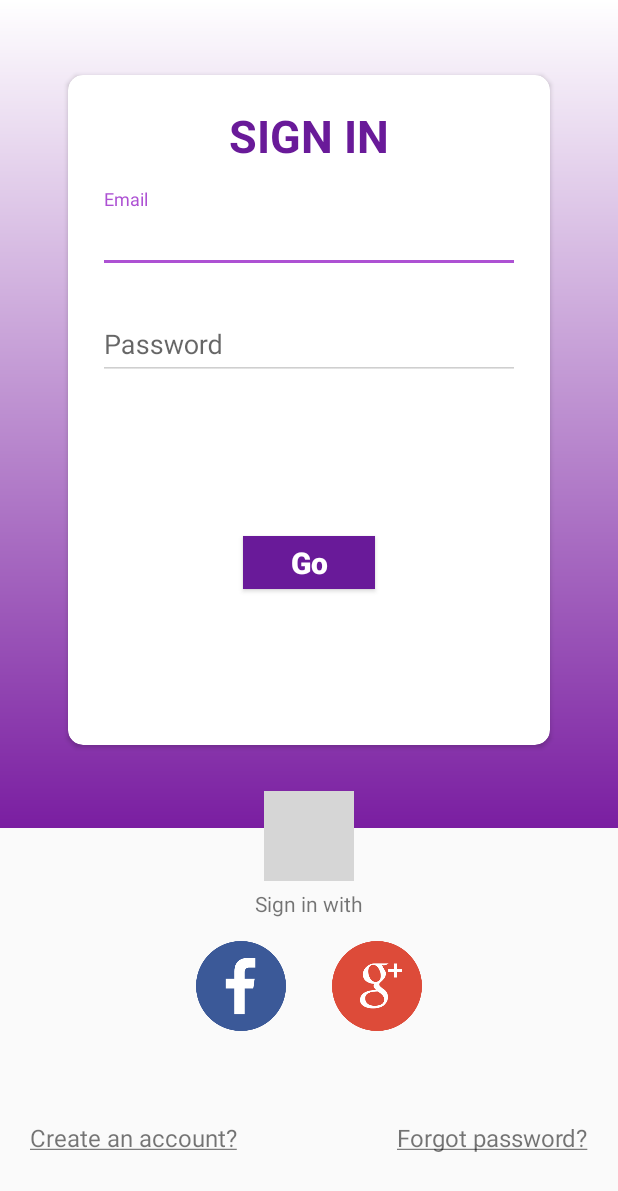
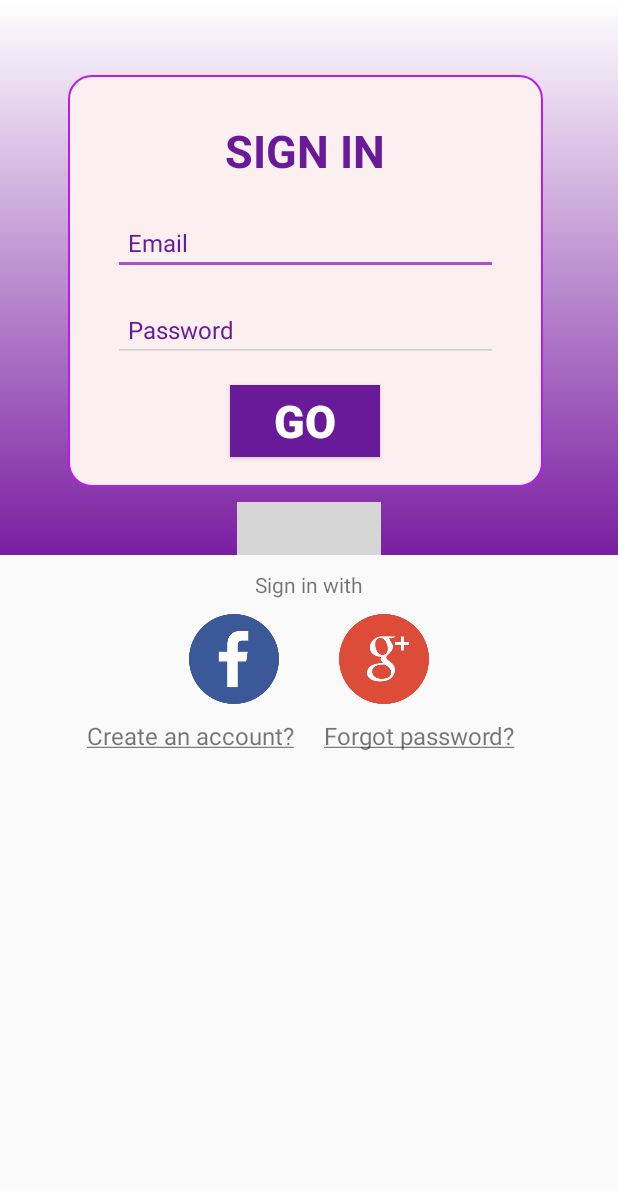
Before and after one commit to UngDungDiDong/LearnJapan, an Android app: the screen it shows after launch (LoginActivity), on a phone screen of 412 x 824 dp. Shown: the top 1191 px of the screen. Run offline under Robolectric (Android 15) with nearby library versions, the phone set to English and light mode, and no system bars; grey boxes are pictures that could not be loaded.

Commit message:
update layout login

```diff
--- /dev/null
+++ b/app/src/main/res/drawable/radius.xml
@@ -0,0 +1,30 @@
+<?xml version="1.0" encoding="utf-8"?>
+<shape
+    xmlns:android="http://schemas.android.com/apk/res/android"
+    android:shape="rectangle">
+
+    <!-- Set màu nền-->
+    <solid
+        android:color="#fcefef" >
+    </solid>
+
+    <!-- đặt thuộc tính màu và độ rộng của đường viền -->
+    <stroke
+        android:width="1dp"
+        android:color="#ba1bea" >
+    </stroke>
+
+    <!-- các thuộc tính căn chỉnh-->
+    <padding
+        android:left="10dp"
+        android:top="10dp"
+        android:right="10dp"
+        android:bottom="10dp" >
+    </padding>
+
+    <!-- và đây là bán kính đường tròn ở 4 góc -->
+    <corners
+        android:radius="15dp" >
+    </corners>
+
+</shape>
--- a/app/src/main/res/layout/activity_login_nguyen_diem.xml
+++ b/app/src/main/res/layout/activity_login_nguyen_diem.xml
@@ -1,227 +1,221 @@
 <?xml version="1.0" encoding="utf-8"?>
-<android.support.constraint.ConstraintLayout xmlns:android="http://schemas.android.com/apk/res/android"
+<LinearLayout xmlns:android="http://schemas.android.com/apk/res/android"
     xmlns:app="http://schemas.android.com/apk/res-auto"
     android:layout_width="match_parent"
     android:layout_height="match_parent">
 
-    <android.support.constraint.Guideline
-        android:id="@+id/guideline_horizontal"
-        android:layout_width="wrap_content"
+    <LinearLayout
+        android:layout_width="match_parent"
         android:layout_height="wrap_content"
-        android:orientation="horizontal"
-        app:layout_constraintGuide_percent="0.67"/>
+        android:orientation="vertical"
+        android:weightSum="100">
 
+        <LinearLayout
+            android:layout_width="match_parent"
+            android:layout_height="wrap_content"
+            android:orientation="vertical"
+            android:layout_weight="80"
+            >
+            <ScrollView
+                android:layout_width="match_parent"
+                android:layout_height="wrap_content">
 
-    <android.support.constraint.ConstraintLayout
-        android:layout_width="0dp"
-        android:layout_height="0dp"
-        app:layout_constraintBottom_toBottomOf="parent"
-        app:layout_constraintLeft_toLeftOf="parent"
-        app:layout_constraintRight_toRightOf="parent"
-        app:layout_constraintTop_toTopOf="parent"
-        app:layout_constraintBottom_toTopOf="@id/guideline_horizontal"
-        android:background="@drawable/gradient_background_shap">
+                <LinearLayout
+                    android:layout_width="match_parent"
+                    android:layout_height="wrap_content"
+                    android:background="@drawable/gradient_background_shap"
+                    android:orientation="vertical"
+                    android:visibility="visible"
+                    android:weightSum="10">
 
+                    <LinearLayout
+                        android:layout_width="match_parent"
+                        android:layout_height="wrap_content"
+                        android:layout_marginBottom="10dp"
+                        android:layout_marginLeft="45dp"
+                        android:layout_marginRight="50dp"
+                        android:layout_marginTop="50dp"
+                        android:background="@drawable/radius"
+                        android:orientation="vertical"
 
-        <android.support.v7.widget.CardView
-            android:layout_width="match_parent"
-            android:layout_height="match_parent"
-            app:layout_constraintTop_toTopOf="parent"
-            app:layout_constraintLeft_toLeftOf="parent"
-            app:layout_constraintRight_toRightOf="parent"
-            app:layout_constraintBottom_toBottomOf="parent"
-            android:layout_marginTop="50dp"
-            android:layout_marginLeft="45dp"
-            android:layout_marginRight="45dp"
-            android:layout_marginBottom="55dp"
-            app:cardCornerRadius="10dp">
-
-
-            <android.support.constraint.ConstraintLayout
-                android:layout_width="match_parent"
-                android:layout_height="match_parent">
+                        >
 
                         <TextView
                             android:id="@+id/text_login"
                             android:layout_width="wrap_content"
                             android:layout_height="wrap_content"
-                    app:layout_constraintTop_toTopOf="parent"
-                    app:layout_constraintLeft_toLeftOf="parent"
-                    app:layout_constraintRight_toRightOf="parent"
+                            android:layout_gravity="center"
+                            android:layout_marginBottom="20dp"
                             android:layout_marginTop="20dp"
-                    android:text="@string/login"
+                            android:text="SIGN IN"
+                            android:textColor="@color/colorPrimaryDark"
                             android:textSize="30sp"
-                    android:textStyle="bold"
-                    android:textColor="@color/colorPrimaryDark"/>
-
-                <android.support.design.widget.TextInputLayout
-                    android:id="@+id/usernameWrapper"
-                    android:layout_width="match_parent"
-                    android:layout_height="wrap_content"
-                    app:layout_constraintTop_toBottomOf="@id/text_login"
-                    app:layout_constraintLeft_toLeftOf="parent"
-                    app:layout_constraintRight_toRightOf="parent"
-                    android:layout_marginTop="15dp"
-                    android:layout_marginLeft="20dp"
-                    android:layout_marginRight="20dp">
-
+                            android:textStyle="bold" />
 
                         <EditText
                             android:id="@+id/edt_username"
                             android:layout_width="match_parent"
                             android:layout_height="wrap_content"
-                        android:inputType="textEmailAddress"
-                        android:hint="@string/email"
-                        android:singleLine="true"/>
-
-                </android.support.design.widget.TextInputLayout>
-
-
-                <android.support.design.widget.TextInputLayout
-                    android:id="@+id/passwordWrapper"
-                    android:layout_width="match_parent"
-                    android:layout_height="wrap_content"
-                    android:layout_marginTop="15dp"
+                            android:layout_marginBottom="15dp"
                             android:layout_marginLeft="20dp"
                             android:layout_marginRight="20dp"
-                    app:layout_constraintLeft_toLeftOf="parent"
-                    app:layout_constraintRight_toRightOf="parent"
-                    app:layout_constraintTop_toBottomOf="@+id/usernameWrapper">
+                            android:hint="Email"
+                            android:inputType="textEmailAddress"
+                            android:paddingLeft="10dp"
+                            android:singleLine="true"
+                            android:textColor="@color/colorPrimaryDark"
+                            android:textColorHighlight="@color/colorPrimaryDark"
+                            android:textColorHint="@color/colorPrimaryDark"
+                            android:textSize="16dp" />
 
                         <EditText
                             android:id="@+id/edt_password"
                             android:layout_width="match_parent"
                             android:layout_height="wrap_content"
-                        android:hint="@string/password"
+                            android:layout_marginBottom="15dp"
+                            android:layout_marginLeft="20dp"
+                            android:layout_marginRight="20dp"
+                            android:hint="Password"
                             android:inputType="textPassword"
-                        android:singleLine="true"/>
-                </android.support.design.widget.TextInputLayout>
+                            android:paddingLeft="10dp"
+                            android:singleLine="true"
+                            android:textColor="@color/colorPrimaryDark"
+                            android:textColorHighlight="@color/colorPrimaryDark"
+                            android:textColorHint="@color/colorPrimaryDark"
+                            android:textSize="16dp" />
 
                         <Button
                             android:id="@+id/btnLogin"
-                    android:layout_width="wrap_content"
+                            android:layout_width="100dp"
+                            android:layout_height="wrap_content"
+                            android:layout_gravity="center"
+                            android:layout_marginBottom="10dp"
+                            android:background="@color/colorPrimaryDark"
+                            android:text="GO"
+                            android:textColor="@color/color_white"
+                            android:textSize="30dp"
+                            android:textStyle="bold" />
+                    </LinearLayout>
+
+                    <LinearLayout
+                        android:layout_width="match_parent"
                         android:layout_height="35dp"
-                    android:background="@color/colorPrimaryDark"
-                    android:text="@string/btn_login"
-                    android:textColor="@android:color/white"
-                    android:textSize="20sp"
-                    android:textStyle="bold"
-                    android:textAllCaps="false"
-                    app:layout_constraintBottom_toBottomOf="parent"
-                    app:layout_constraintLeft_toLeftOf="parent"
-                    app:layout_constraintRight_toRightOf="parent"
-                    app:layout_constraintTop_toBottomOf="@id/passwordWrapper" />
-
-            </android.support.constraint.ConstraintLayout>
-
-        </android.support.v7.widget.CardView>
-    </android.support.constraint.ConstraintLayout>
-
-
-    <android.support.constraint.ConstraintLayout
-        android:id="@+id/arrow_more_item"
-        android:layout_width="60dp"
-        android:layout_height="60dp"
-        android:background="@drawable/more_item_shap"
-        app:layout_constraintBottom_toBottomOf="parent"
-        app:layout_constraintEnd_toEndOf="parent"
-        app:layout_constraintStart_toStartOf="parent"
-        app:layout_constraintTop_toTopOf="parent"
-        app:layout_constraintVertical_bias="0.69">
+                        android:layout_weight="2"
+                        android:orientation="vertical">
 
                         <ImageView
                             android:id="@+id/img_bottom"
-            android:visibility="visible"
                             android:layout_width="wrap_content"
                             android:layout_height="wrap_content"
+                            android:layout_gravity="center"
                             android:src="@drawable/ic_action_arrow_bottom"
                             android:tint="@android:color/darker_gray"
-            app:layout_constraintTop_toTopOf="parent"
-            app:layout_constraintBottom_toBottomOf="parent"
-            app:layout_constraintLeft_toLeftOf="parent"
-            app:layout_constraintRight_toRightOf="parent"/>
+                            android:visibility="visible" />
+                    </LinearLayout>
 
-        <ProgressBar
-            android:id="@+id/progressBar"
-            android:layout_width="40dp"
-            android:layout_height="50dp"
-            android:visibility="gone"
-            app:layout_constraintTop_toTopOf="parent"
-            app:layout_constraintBottom_toTopOf="parent"
-            app:layout_constraintStart_toStartOf="parent"
-            app:layout_constraintEnd_toEndOf="parent"/>
+                </LinearLayout>
+            </ScrollView>
+        </LinearLayout>
 
-    </android.support.constraint.ConstraintLayout>
 
+
+        <LinearLayout
+            android:layout_width="match_parent"
+            android:layout_height="wrap_content"
+            android:orientation="vertical"
+            android:layout_weight="20">
 
             <TextView
                 android:id="@+id/login_with"
                 android:layout_width="wrap_content"
                 android:layout_height="wrap_content"
-        android:layout_marginTop="5sp"
-        android:text="@string/login_with"
-        android:textSize="14sp"
-        app:layout_constraintLeft_toLeftOf="parent"
-        app:layout_constraintRight_toRightOf="parent"
-        app:layout_constraintTop_toBottomOf="@id/arrow_more_item" />
+                android:layout_gravity="center"
+                android:layout_marginTop="10dp"
+                android:text="Sign in with"
+                android:textSize="14dp"
 
+                />
 
+            <LinearLayout
+                android:layout_width="match_parent"
+                android:layout_height="wrap_content"
+                android:orientation="horizontal"
+                android:weightSum="10">
 
-    <android.support.constraint.Guideline
-        android:id="@+id/guideline_vertical"
-        android:layout_width="wrap_content"
+                <LinearLayout
+                    android:layout_width="match_parent"
                     android:layout_height="wrap_content"
-        android:orientation="vertical"
-        app:layout_constraintGuide_percent="0.5"/>
-
+                    android:layout_weight="5"
+                    android:orientation="vertical">
 
                     <ImageView
                         android:id="@+id/img_facebook"
                         android:layout_width="60dp"
                         android:layout_height="60dp"
-        android:src="@drawable/facebook"
-        app:layout_constraintRight_toRightOf="@id/guideline_vertical"
-        app:layout_constraintTop_toBottomOf="@id/login_with"
-        android:layout_marginRight="15dp"
-        android:layout_marginTop="15dp"/>
+                        android:layout_gravity="right"
+                        android:layout_marginRight="20dp"
+                        android:layout_marginTop="10dp"
+                        android:src="@drawable/facebook" />
+                </LinearLayout>
 
+                <LinearLayout
+                    android:layout_width="match_parent"
+                    android:layout_height="wrap_content"
+                    android:layout_weight="5"
+                    android:orientation="vertical">
 
                     <ImageView
                         android:id="@+id/img_google"
                         android:layout_width="60dp"
                         android:layout_height="60dp"
-        android:src="@drawable/googleplus"
-        app:layout_constraintTop_toBottomOf="@id/login_with"
-        app:layout_constraintLeft_toLeftOf="@id/guideline_vertical"
-        android:layout_marginLeft="15dp"
-        android:layout_marginTop="15dp"/>
+                        android:layout_gravity="left"
+                        android:layout_marginLeft="20dp"
+                        android:layout_marginTop="10dp"
+                        android:src="@drawable/googleplus" />
+                </LinearLayout>
+            </LinearLayout>
 
+            <LinearLayout
+                android:layout_width="match_parent"
+                android:layout_height="wrap_content"
+                android:layout_marginTop="10dp"
+                android:paddingBottom="10dp"
+                android:orientation="horizontal"
+                android:weightSum="10">
 
+                <LinearLayout
+                    android:layout_width="match_parent"
+                    android:layout_height="wrap_content"
+                    android:layout_weight="5"
+                    android:orientation="vertical">
 
                     <TextView
                         android:id="@+id/tv_create_an_account"
                         android:layout_width="wrap_content"
                         android:layout_height="wrap_content"
+                        android:layout_gravity="right"
+                        android:paddingRight="10dp"
                         android:text="@string/create_an_account"
-        android:textSize="16sp"
-        app:layout_constraintBottom_toBottomOf="parent"
-        app:layout_constraintLeft_toLeftOf="parent"
-        app:layout_constraintTop_toBottomOf="@+id/img_facebook"
-        android:layout_marginTop="5dp"
-        android:layout_marginLeft="20dp"/>
+                        android:textSize="16sp" />
+                </LinearLayout>
 
-
+                <LinearLayout
+                    android:layout_width="match_parent"
+                    android:layout_height="wrap_content"
+                    android:layout_weight="5"
+                    android:orientation="vertical">
 
                     <TextView
                         android:id="@+id/tv_forgot_password"
                         android:layout_width="wrap_content"
                         android:layout_height="wrap_content"
+                        android:layout_gravity="left"
+                        android:paddingLeft="10dp"
                         android:text="@string/forgot_passowrd"
-        android:textSize="16sp"
-        app:layout_constraintBottom_toBottomOf="parent"
-        app:layout_constraintRight_toRightOf="parent"
-        app:layout_constraintTop_toBottomOf="@+id/img_google"
-        android:layout_marginTop="5dp"
-        android:layout_marginRight="20dp"/>
+                        android:textSize="16sp" />
+                </LinearLayout>
+            </LinearLayout>
+        </LinearLayout>
 
-</android.support.constraint.ConstraintLayout>
+    </LinearLayout>
+</LinearLayout>
```
Lines whose indentation alone changed are shown as unchanged.
